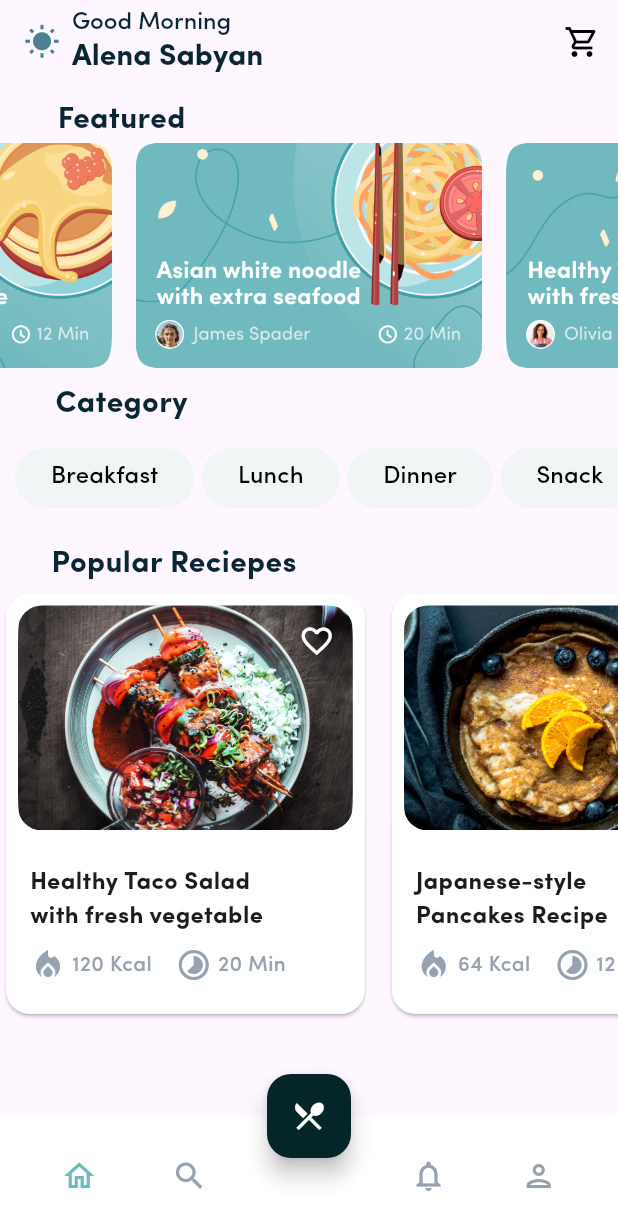
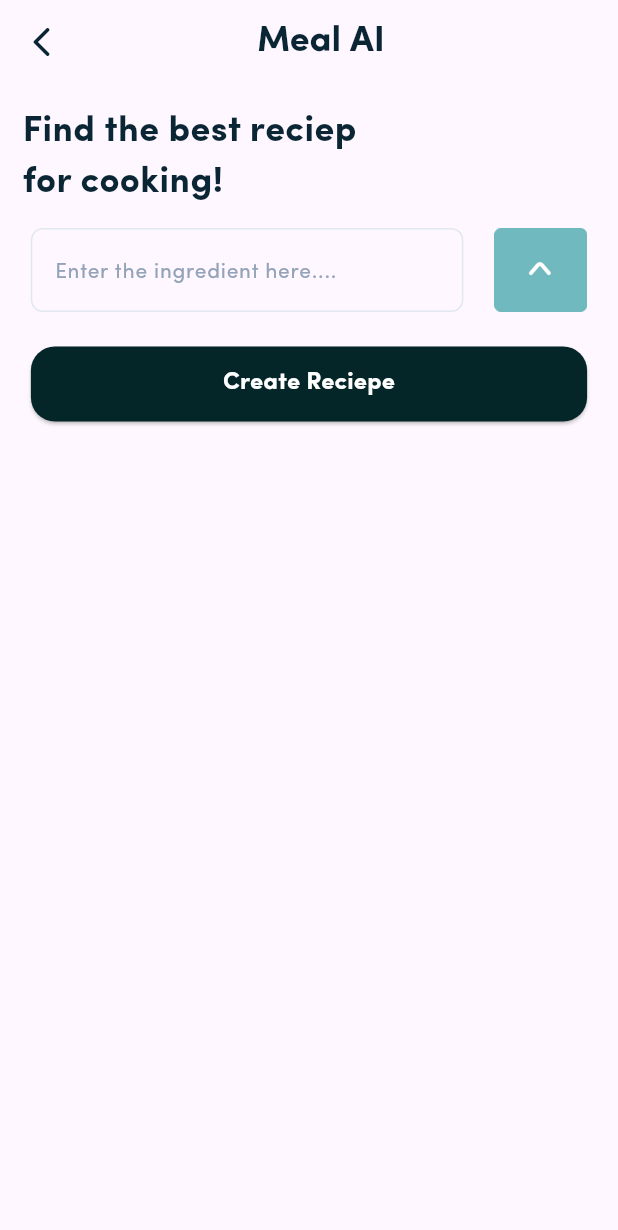
Before and after one commit to Priyanshg0211/MealTIme-App, a Flutter app: the HomeScreen screen opened directly, after a tap on the "restaurant menu" icon, on a phone screen of 412 x 824 dp. Shown: the top 1230 px of the screen. Run offline on Flutter 3.47's test engine with Material 3 defaults, Android fonts, the phone set to English and light mode, and no system bars; drawn by our look-alikes of carousel_slider; our stand-ins replace lottie.

Commit message:
Create the UI of Meal AI

```diff
--- a/lib/Screens/Homescreen/Homescreen.dart
+++ b/lib/Screens/Homescreen/Homescreen.dart
@@ -2,6 +2,7 @@ import 'package:carousel_slider/carousel_slider.dart';
 import 'package:flutter/cupertino.dart';
 import 'package:flutter/material.dart';
 import 'package:flutter/widgets.dart';
+import 'package:mealtime/Screens/Homescreen/MealAI.dart';
 
 class HomeScreen extends StatefulWidget {
   const HomeScreen({super.key});
@@ -84,7 +85,7 @@ class _HomeScreenState extends State<HomeScreen> {
           mainAxisAlignment: MainAxisAlignment.spaceEvenly,
           children: [
             Padding(
-              padding: const EdgeInsets.only(top: 10,right: 250),
+              padding: const EdgeInsets.only(top: 10, right: 250),
               child: Text(
                 "Featured",
                 style: TextStyle(
@@ -271,13 +272,16 @@ class _HomeScreenState extends State<HomeScreen> {
                               Container(
                                 decoration: BoxDecoration(
                                   border: Border.all(
-                                      color: Colors.white, width: 8), // White border
-                                  borderRadius:
-                                      BorderRadius.vertical(top: Radius.circular(16),bottom: Radius.circular(16)),
+                                      color: Colors.white,
+                                      width: 8), // White border
+                                  borderRadius: BorderRadius.vertical(
+                                      top: Radius.circular(16),
+                                      bottom: Radius.circular(16)),
                                 ),
                                 child: ClipRRect(
-                                  borderRadius:
-                                      BorderRadius.vertical(top: Radius.circular(16),bottom: Radius.circular(16)),
+                                  borderRadius: BorderRadius.vertical(
+                                      top: Radius.circular(16),
+                                      bottom: Radius.circular(16)),
                                   child: Image.asset(
                                     'assets/images/dishone.png',
                                     fit: BoxFit.cover,
@@ -294,7 +298,9 @@ class _HomeScreenState extends State<HomeScreen> {
                                     isHeartPressed
                                         ? Icons.favorite
                                         : Icons.favorite_border,
-                                    color: isHeartPressed ? Colors.red : Colors.white,
+                                    color: isHeartPressed
+                                        ? Colors.red
+                                        : Colors.white,
                                   ),
                                   onPressed: () {
                                     setState(() {
@@ -359,8 +365,10 @@ class _HomeScreenState extends State<HomeScreen> {
                       ),
                     ),
                   ),
-                  SizedBox(width: 10,),
-                   Container(
+                  SizedBox(
+                    width: 10,
+                  ),
+                  Container(
                     height: MediaQuery.sizeOf(context).height * 0.35,
                     width: MediaQuery.sizeOf(context).width * 0.6,
                     child: Card(
@@ -376,13 +384,16 @@ class _HomeScreenState extends State<HomeScreen> {
                               Container(
                                 decoration: BoxDecoration(
                                   border: Border.all(
-                                      color: Colors.white, width: 8), // White border
-                                  borderRadius:
-                                      BorderRadius.vertical(top: Radius.circular(16),bottom: Radius.circular(16)),
+                                      color: Colors.white,
+                                      width: 8), // White border
+                                  borderRadius: BorderRadius.vertical(
+                                      top: Radius.circular(16),
+                                      bottom: Radius.circular(16)),
                                 ),
                                 child: ClipRRect(
-                                  borderRadius:
-                                      BorderRadius.vertical(top: Radius.circular(16),bottom: Radius.circular(16)),
+                                  borderRadius: BorderRadius.vertical(
+                                      top: Radius.circular(16),
+                                      bottom: Radius.circular(16)),
                                   child: Image.asset(
                                     'assets/images/dishtwo.png',
                                     fit: BoxFit.cover,
@@ -399,7 +410,9 @@ class _HomeScreenState extends State<HomeScreen> {
                                     isHeartPressed
                                         ? Icons.favorite
                                         : Icons.favorite_border,
-                                    color: isHeartPressed ? Colors.red : Colors.white,
+                                    color: isHeartPressed
+                                        ? Colors.red
+                                        : Colors.white,
                                   ),
                                   onPressed: () {
                                     setState(() {
@@ -530,6 +543,8 @@ class _HomeScreenState extends State<HomeScreen> {
         child: Icon(Icons.restaurant_menu, color: Colors.white),
         onPressed: () {
           print('Center button pressed');
+          Navigator.push(
+              context, MaterialPageRoute(builder: (context) => MealAI()));
         },
       ),
       floatingActionButtonLocation: FloatingActionButtonLocation.centerDocked,
--- /dev/null
+++ b/lib/Screens/Homescreen/MealAI.dart
@@ -0,0 +1,128 @@
+import 'package:flutter/material.dart';
+import 'package:flutter/widgets.dart';
+import 'package:mealtime/Screens/Homescreen/Homescreen.dart';
+
+class MealAI extends StatefulWidget {
+  const MealAI({super.key});
+
+  @override
+  State<MealAI> createState() => _MealAIState();
+}
+
+class _MealAIState extends State<MealAI> {
+  @override
+  Widget build(BuildContext context) {
+    return Scaffold(
+      appBar: AppBar(
+        leading: IconButton(
+          onPressed: () {
+            Navigator.push(
+                context, MaterialPageRoute(builder: (context) => HomeScreen()));
+          },
+          icon: Icon(
+            Icons.arrow_back_ios_rounded,
+            color: Color(0xff0A2533),
+          ),
+        ),
+        title: Center(
+          child: Container(
+            margin: EdgeInsets.only(right: 40),
+            child: Text(
+              textAlign: TextAlign.center,
+              "Meal AI",
+              style: TextStyle(
+                fontFamily: 'SofiaPro',
+                fontSize: 24,
+                fontWeight: FontWeight.bold,
+                color: Color(0xff0A2533),
+              ),
+            ),
+          ),
+        ),
+      ),
+      body: Column(
+        crossAxisAlignment: CrossAxisAlignment.start,
+        children: [
+          Container(
+            margin: EdgeInsets.only(left: 15,top: 15),
+            child: Text(
+              "Find the best reciep\nfor cooking!",
+              style: TextStyle(
+                  fontFamily: 'SofiaPro',
+                  fontWeight: FontWeight.bold,
+                  fontSize: 24,
+                  color: Color(0xff0A2533)),
+            ),
+          ),
+          SizedBox(
+            height: 10,
+          ),
+          Row(
+            mainAxisAlignment: MainAxisAlignment.spaceEvenly,
+            children: [
+              Container(
+                width: MediaQuery.sizeOf(context).width * 0.7,
+                child: TextFormField(
+                  cursorColor: Color(0xff042628),
+                  decoration: InputDecoration(
+                    hintText: 'Enter the ingredient here....',
+                    hintStyle: TextStyle(
+                        fontFamily: 'SofiaPro',
+                        fontWeight: FontWeight.normal,
+                        fontSize: 14,
+                        color: Color(0xff94A3B8)),
+                    border: InputBorder.none,
+                    enabledBorder: OutlineInputBorder(
+                      borderSide: BorderSide(color: Color(0xffE2E8F0)),
+                      borderRadius: BorderRadius.circular(8),
+                    ),
+                    focusedBorder: OutlineInputBorder(
+                      borderSide: BorderSide(color: Color(0xffE2E8F0)),
+                    ),
+                  ),
+                ),
+              ),
+              GestureDetector(
+                onTap: () {
+                  print("pressed");
+                },
+                child: Container(
+                  height: 62,
+                  width: 62,
+                  child: Image.asset("assets/images/button.png"),
+                ),
+              ),
+            ],
+          ),
+          SizedBox(
+            height: 20,
+          ),
+          Center(
+            child: Container(
+              height: 50,
+              width: MediaQuery.sizeOf(context).width * 0.9,
+              child: ElevatedButton(
+                style: ElevatedButton.styleFrom(
+                    backgroundColor: Color(0xff042628),
+                    shape: RoundedRectangleBorder(
+                      borderRadius: BorderRadius.circular(16),
+                    )),
+                onPressed: () {
+                  print("pressed");
+                },
+                child: Text(
+                  'Create Reciepe',
+                  style: TextStyle(
+                      fontFamily: 'SofiaPro',
+                      fontWeight: FontWeight.bold,
+                      fontSize: 16,
+                      color: Colors.white),
+                ),
+              ),
+            ),
+          ),
+        ],
+      ),
+    );
+  }
+}
--- a/pubspec.yaml
+++ b/pubspec.yaml
@@ -81,8 +81,7 @@ flutter:
     - assets/images/cardtwo.png
     - assets/images/dishone.png
     - assets/images/dishtwo.png
-
-
+    - assets/images/button.png
 
   # An image asset can refer to one or more resolution-specific "variants", see
   # https://flutter.dev/assets-and-images/#resolution-aware
```
Also changed, not shown: assets/images/button.png (added).
